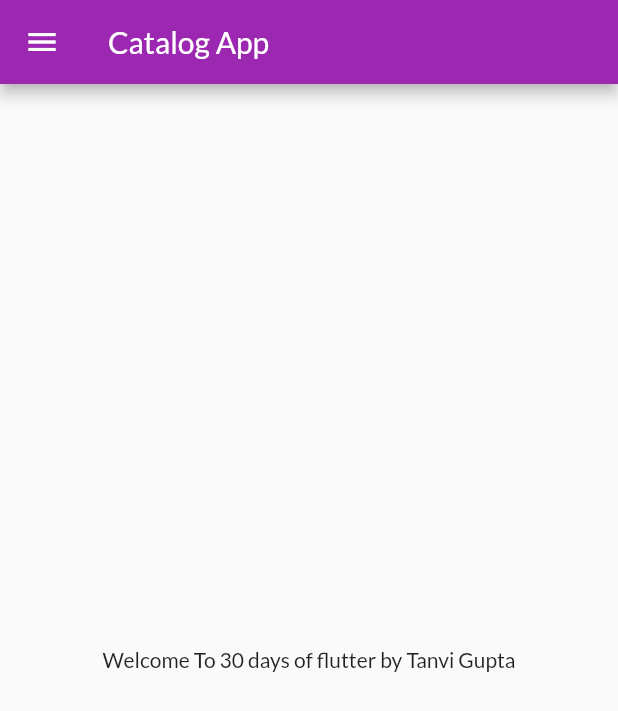
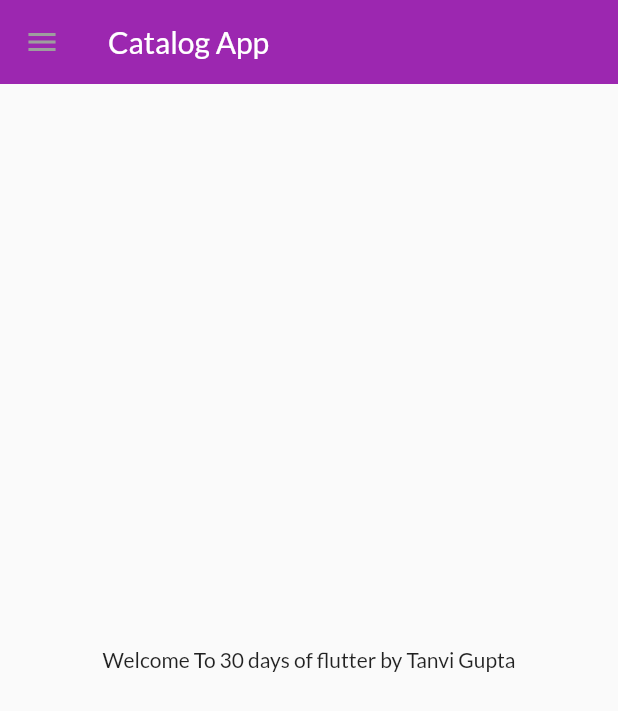
Before and after one commit to Tanvi129/30DaysFlutter, a Flutter app: the HomePage screen opened by its route, on a phone screen of 412 x 824 dp. Shown: the top 711 px of the screen. Run offline on Flutter 3.47's test engine with Material 2 defaults, Android fonts, the phone set to English and light mode, and no system bars; our stand-ins replace google_fonts.

```diff
--- a/lib/pages/home_page.dart
+++ b/lib/pages/home_page.dart
@@ -10,6 +10,7 @@ class HomePage extends StatelessWidget {
     var name = "Tanvi Gupta";
     return Scaffold(
       appBar: AppBar(
+
         title: Text("Catalog App"),
       ),
       body: Center(
--- /dev/null
+++ b/lib/widgets/themes.dart
@@ -0,0 +1,19 @@
+import 'package:flutter/material.dart';
+
+import 'package:google_fonts/google_fonts.dart';
+
+class MyTheme {
+  static ThemeData lightTheme(BuildContext context) => ThemeData(
+      primarySwatch: Colors.purple,
+      fontFamily: GoogleFonts.lato().fontFamily,
+      appBarTheme: AppBarTheme(
+        elevation: 0,
+        iconTheme: IconThemeData(
+          color: Colors.grey,
+        ),
+      ));
+
+  static ThemeData darkTheme(BuildContext context) => ThemeData(
+        primarySwatch: Colors.amber,
+      );
+}
```
Also changed, not shown: lib/main.dart (+5 -9 lines).
